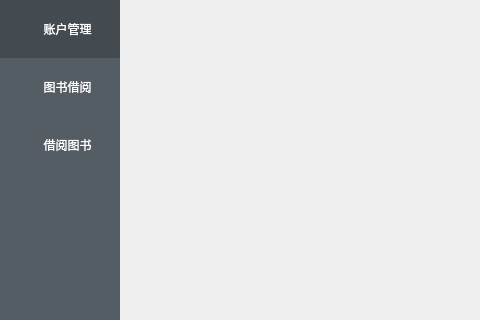
Before: the Qt Designer form cell/cell_studentmain.ui in jijijitian/QTBookManagerSystem, drawn with Qt 5; both pictures show x 0 to 480 and y 0 to 320 of the 1000 by 600 pixel window.
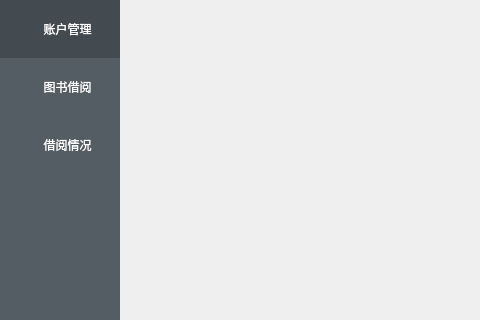
After: the same form once the commit is applied. Icons and pictures are not drawn.

What changed in the file:
```diff
--- a/cell/cell_studentmain.ui
+++ b/cell/cell_studentmain.ui
@@ -182,7 +182,7 @@
           </sizepolicy>
          </property>
          <property name="text">
-          <string> 借阅图书</string>
+          <string> 借阅情况</string>
          </property>
          <property name="icon">
           <iconset resource="../res/res.qrc">
```
